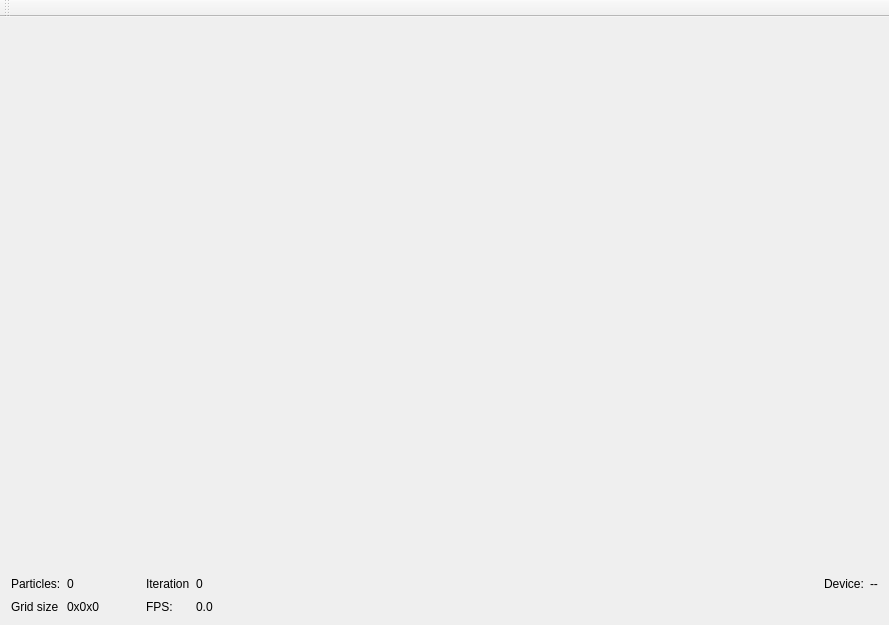
Old version of the form ui/mainwindow.ui in the repository mlykotom/gmu-water-simulation.
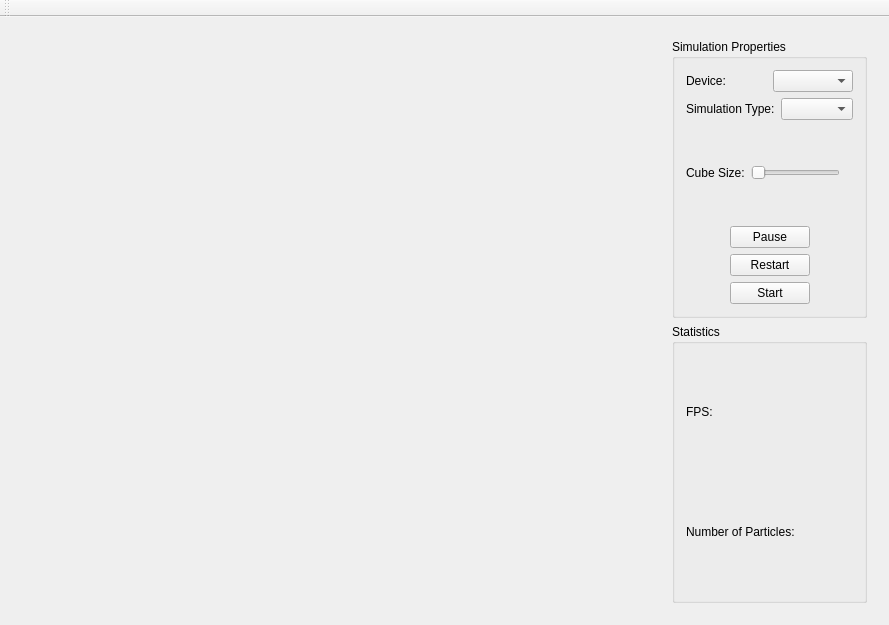
New version of the form.

Commit message: Basic UI + combo boxes

Patch:
```diff
--- a/ui/mainwindow.ui
+++ b/ui/mainwindow.ui
@@ -14,41 +14,151 @@
    <string>MainWindow</string>
   </property>
   <widget class="QWidget" name="mainWidget">
-   <layout class="QVBoxLayout" name="verticalLayout">
-    <item>
+   <layout class="QGridLayout" name="mainLayout" columnstretch="8,2">
+    <item row="0" column="0">
      <widget class="QWidget" name="centralWidget" native="true">
       <property name="sizePolicy">
-       <sizepolicy hsizetype="Preferred" vsizetype="Expanding">
+       <sizepolicy hsizetype="Expanding" vsizetype="Expanding">
         <horstretch>0</horstretch>
         <verstretch>0</verstretch>
        </sizepolicy>
       </property>
      </widget>
     </item>
-    <item>
+    <item row="0" column="1">
+     <widget class="QWidget" name="widget" native="true">
+      <layout class="QGridLayout" name="gridLayout_3" rowstretch="5,5" columnstretch="0" rowminimumheight="0,0">
+       <item row="0" column="0">
+        <widget class="QGroupBox" name="simulationProperties">
+         <property name="title">
+          <string>Simulation Properties</string>
+         </property>
      <layout class="QGridLayout" name="gridLayout">
-      <item row="0" column="6">
-       <widget class="QLabel" name="label_5">
+          <item row="0" column="0">
+           <layout class="QVBoxLayout" name="verticalLayout_2">
+            <item>
+             <layout class="QHBoxLayout" name="horizontalLayout">
+              <item>
+               <widget class="QLabel" name="label">
+                <property name="sizePolicy">
+                 <sizepolicy hsizetype="Minimum" vsizetype="Fixed">
+                  <horstretch>0</horstretch>
+                  <verstretch>0</verstretch>
+                 </sizepolicy>
+                </property>
         <property name="text">
          <string>Device:</string>
         </property>
        </widget>
       </item>
-      <item row="0" column="4">
-       <widget class="QLabel" name="iterationWidget">
+              <item>
+               <widget class="QComboBox" name="devicesComboBox"/>
+              </item>
+             </layout>
+            </item>
+            <item>
+             <layout class="QHBoxLayout" name="horizontalLayout_6">
+              <item>
+               <widget class="QLabel" name="label_5">
+                <property name="sizePolicy">
+                 <sizepolicy hsizetype="Minimum" vsizetype="Fixed">
+                  <horstretch>0</horstretch>
+                  <verstretch>0</verstretch>
+                 </sizepolicy>
+                </property>
         <property name="text">
-         <string>0</string>
+                 <string>Simulation Type:</string>
         </property>
        </widget>
       </item>
-      <item row="1" column="4">
-       <widget class="QLabel" name="fpsWidget">
+              <item>
+               <widget class="QComboBox" name="simulationTypeComboBox"/>
+              </item>
+             </layout>
+            </item>
+            <item>
+             <layout class="QHBoxLayout" name="horizontalLayout_2">
+              <item>
+               <widget class="QLabel" name="label_2">
+                <property name="sizePolicy">
+                 <sizepolicy hsizetype="Minimum" vsizetype="Fixed">
+                  <horstretch>0</horstretch>
+                  <verstretch>0</verstretch>
+                 </sizepolicy>
+                </property>
         <property name="text">
-         <string>0.0</string>
+                 <string>Cube Size:</string>
         </property>
        </widget>
       </item>
-      <item row="0" column="5">
+              <item>
+               <widget class="QSlider" name="cubeSizeSlider">
+                <property name="minimum">
+                 <number>10</number>
+                </property>
+                <property name="maximum">
+                 <number>90</number>
+                </property>
+                <property name="singleStep">
+                 <number>10</number>
+                </property>
+                <property name="orientation">
+                 <enum>Qt::Horizontal</enum>
+                </property>
+               </widget>
+              </item>
+              <item>
+               <widget class="QLabel" name="cubeSizeLabel">
+                <property name="text">
+                 <string/>
+                </property>
+               </widget>
+              </item>
+             </layout>
+            </item>
+           </layout>
+          </item>
+          <item row="1" column="0">
+           <layout class="QHBoxLayout" name="horizontalLayout_3">
+            <item>
+             <spacer name="horizontalSpacer">
+              <property name="orientation">
+               <enum>Qt::Horizontal</enum>
+              </property>
+              <property name="sizeHint" stdset="0">
+               <size>
+                <width>40</width>
+                <height>20</height>
+               </size>
+              </property>
+             </spacer>
+            </item>
+            <item>
+             <layout class="QVBoxLayout" name="verticalLayout">
+              <item>
+               <widget class="QPushButton" name="pausePushButton">
+                <property name="text">
+                 <string>Pause</string>
+                </property>
+               </widget>
+              </item>
+              <item>
+               <widget class="QPushButton" name="restartPushButto">
+                <property name="text">
+                 <string>Restart</string>
+                </property>
+               </widget>
+              </item>
+              <item>
+               <widget class="QPushButton" name="startPushButton">
+                <property name="text">
+                 <string>Start</string>
+                </property>
+               </widget>
+              </item>
+             </layout>
+            </item>
+            <item>
        <spacer name="horizontalSpacer_2">
         <property name="orientation">
          <enum>Qt::Horizontal</enum>
@@ -61,72 +171,58 @@
         </property>
        </spacer>
       </item>
-      <item row="1" column="1">
-       <widget class="QLabel" name="gridSizeWidget">
-        <property name="text">
-         <string>0x0x0</string>
-        </property>
+           </layout>
+          </item>
+         </layout>
        </widget>
       </item>
       <item row="1" column="0">
-       <widget class="QLabel" name="label_4">
-        <property name="text">
-         <string>Grid size</string>
-        </property>
-       </widget>
-      </item>
-      <item row="0" column="3">
+        <widget class="QGroupBox" name="statistics">
+         <property name="title">
+          <string>Statistics</string>
+         </property>
+         <layout class="QGridLayout" name="gridLayout_2">
+          <item row="0" column="0">
+           <layout class="QHBoxLayout" name="horizontalLayout_4">
+            <item>
        <widget class="QLabel" name="label_3">
         <property name="text">
-         <string>Iteration</string>
-        </property>
-       </widget>
-      </item>
-      <item row="1" column="3">
-       <widget class="QLabel" name="label_2">
-        <property name="text">
          <string>FPS:</string>
         </property>
        </widget>
       </item>
-      <item row="0" column="1">
-       <widget class="QLabel" name="particlesCountWidget">
+            <item>
+             <widget class="QLabel" name="FPSLabel">
         <property name="text">
-         <string>0</string>
+               <string/>
         </property>
        </widget>
       </item>
-      <item row="0" column="0">
-       <widget class="QLabel" name="label">
+           </layout>
+          </item>
+          <item row="1" column="0">
+           <layout class="QHBoxLayout" name="horizontalLayout_5">
+            <item>
+             <widget class="QLabel" name="label_4">
         <property name="text">
-         <string>Particles:</string>
+               <string>Number of Particles:</string>
         </property>
        </widget>
       </item>
-      <item row="0" column="2">
-       <spacer name="horizontalSpacer">
-        <property name="orientation">
-         <enum>Qt::Horizontal</enum>
-        </property>
-        <property name="sizeType">
-         <enum>QSizePolicy::Preferred</enum>
-        </property>
-        <property name="sizeHint" stdset="0">
-         <size>
-          <width>40</width>
-          <height>20</height>
-         </size>
-        </property>
-       </spacer>
-      </item>
-      <item row="0" column="7">
-       <widget class="QLabel" name="selectedDeviceWidget">
+            <item>
+             <widget class="QLabel" name="particlesNumberLabel">
         <property name="text">
-         <string>--</string>
+               <string/>
         </property>
        </widget>
       </item>
      </layout>
+          </item>
+         </layout>
+        </widget>
+       </item>
+      </layout>
+     </widget>
     </item>
    </layout>
   </widget>
```
Left out of the diff: 3 changed lines with no effect on the pictures. Lines whose indentation alone changed are shown as unchanged. The commit also changes 3 other files.
